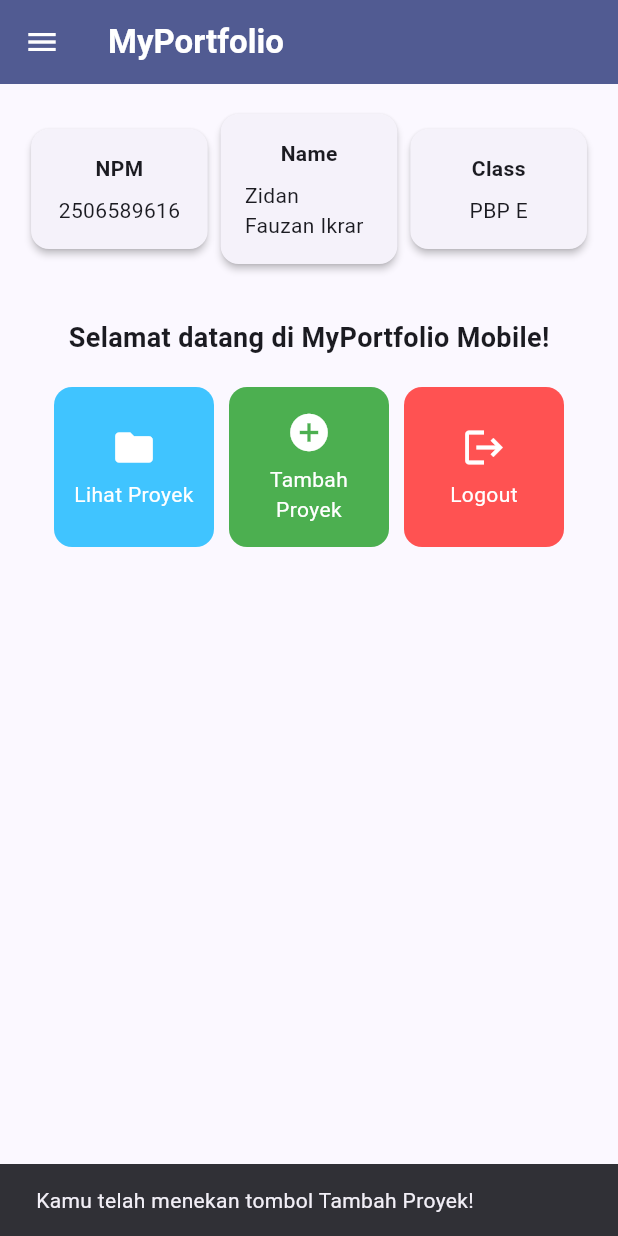
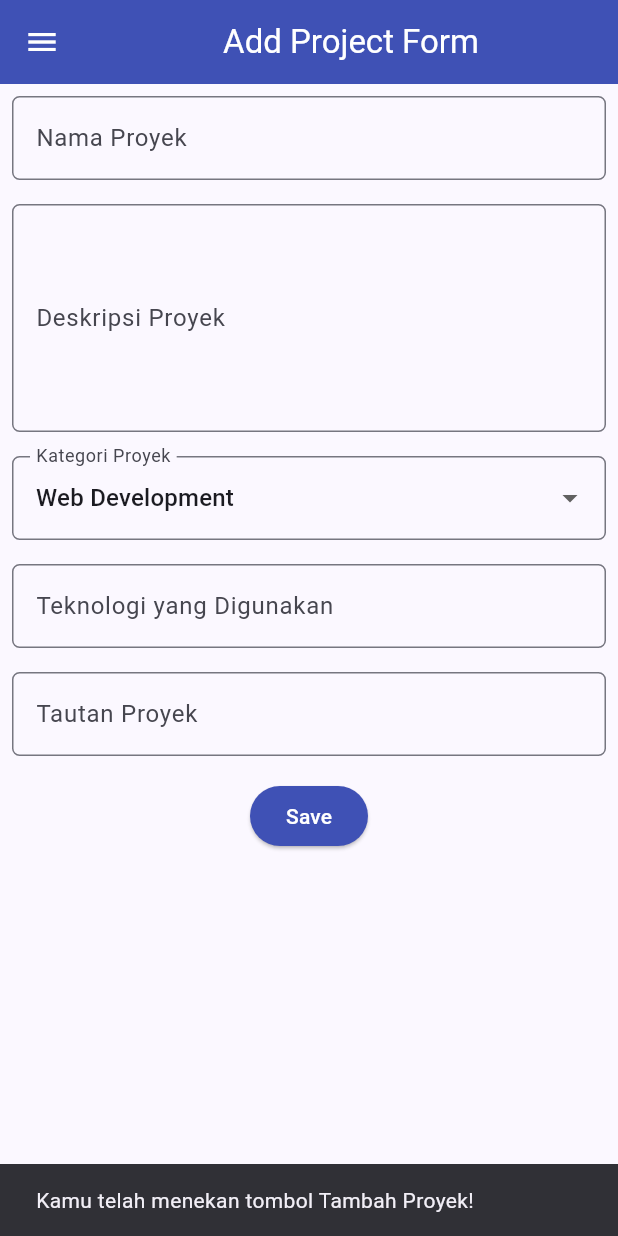
Before and after one commit to zidanfauzanikrar/myportofolio_mobile, a Flutter app: the LeftDrawer widget shown alone on an empty page, opened directly, after a tap on "Home", after a tap on "Tambah Proyek", on a phone screen of 412 x 824 dp. Run offline on Flutter 3.47's test engine with Material 3 defaults, Android fonts, the phone set to English and light mode, and no system bars; our stand-ins replace material_ui.

Commit message:
feat: Added form and input elements

```diff
--- a/myportofolio_mobile/lib/main.dart
+++ b/myportofolio_mobile/lib/main.dart
@@ -1,4 +1,4 @@
-import 'package:flutter/material.dart';
+import 'package:material_ui/material_ui.dart';
 import 'package:myportofolio_mobile/menu.dart';
 
 void main() {
--- a/myportofolio_mobile/lib/menu.dart
+++ b/myportofolio_mobile/lib/menu.dart
@@ -1,4 +1,5 @@
-import 'package:flutter/material.dart';
+import 'package:material_ui/material_ui.dart';
+import 'package:myportofolio_mobile/project_form.dart';
 import 'package:myportofolio_mobile/widgets/left_drawer.dart';
 
 class MyHomePage extends StatelessWidget {
@@ -147,6 +148,12 @@ class ItemCard extends StatelessWidget {
             ..showSnackBar(
               SnackBar(content: Text("Kamu telah menekan tombol ${item.name}!"))
             );
+          if (item.name == "Tambah Proyek") {
+            Navigator.push(
+              context,
+              MaterialPageRoute(builder: (context) => const ProjectFormPage()),
+            );
+          }
         },
         child: Container(
           padding: const EdgeInsets.all(8),
--- /dev/null
+++ b/myportofolio_mobile/lib/project_form.dart
@@ -0,0 +1,233 @@
+import 'package:material_ui/material_ui.dart';
+import 'package:myportofolio_mobile/widgets/left_drawer.dart';
+
+class ProjectFormPage extends StatefulWidget {
+  const ProjectFormPage({super.key});
+
+  @override
+  State<ProjectFormPage> createState() => _ProjectFormPageState();
+}
+
+class _ProjectFormPageState extends State<ProjectFormPage> {
+  final _formKey = GlobalKey<FormState>();
+
+  static const List<String> _categories = [
+    'Web Development',
+    'Mobile Development',
+    'Machine Learning',
+    'Data Science',
+    'Other',
+  ];
+
+  String _projectName = "";
+  String _description = "";
+  String _category = _categories.first; // default
+  String _technologies = "";
+  String _projectLink = "";
+
+  // Mengosongkan form sekaligus variabel penampungnya
+  void _resetForm() {
+    _formKey.currentState!.reset();
+    setState(() {
+      _projectName = "";
+      _description = "";
+      _category = _categories.first;
+      _technologies = "";
+      _projectLink = "";
+    });
+  }
+
+  @override
+  Widget build(BuildContext context) {
+    return Scaffold(
+      appBar: AppBar(
+        title: const Center(
+          child: Text(
+            'Add Project Form',
+          ),
+        ),
+        backgroundColor: Colors.indigo,
+        foregroundColor: Colors.white,
+      ),
+      drawer: const LeftDrawer(),
+      body: Form(
+        key: _formKey,
+        child: SingleChildScrollView(
+          child: Column(
+            crossAxisAlignment: CrossAxisAlignment.start,
+            children: [
+              // === Project Name ===
+              Padding(
+                padding: const EdgeInsets.all(8.0),
+                child: TextFormField(
+                  decoration: InputDecoration(
+                    hintText: "Nama Proyek",
+                    labelText: "Nama Proyek",
+                    border: OutlineInputBorder(
+                      borderRadius: BorderRadius.circular(5.0),
+                    ),
+                  ),
+                  onChanged: (String value) {
+                    setState(() {
+                      _projectName = value;
+                    });
+                  },
+                  validator: (String? value) {
+                    if (value == null || value.trim().isEmpty) {
+                      return "Nama proyek tidak boleh kosong!";
+                    }
+                    return null;
+                  },
+                ),
+              ),
+
+              // === Description ===
+              Padding(
+                padding: const EdgeInsets.all(8.0),
+                child: TextFormField(
+                  maxLines: 5,
+                  decoration: InputDecoration(
+                    hintText: "Deskripsi Proyek",
+                    labelText: "Deskripsi Proyek",
+                    border: OutlineInputBorder(
+                      borderRadius: BorderRadius.circular(5.0),
+                    ),
+                  ),
+                  onChanged: (String value) {
+                    setState(() {
+                      _description = value;
+                    });
+                  },
+                  validator: (String? value) {
+                    if (value == null || value.trim().isEmpty) {
+                      return "Deskripsi proyek tidak boleh kosong!";
+                    }
+                    return null;
+                  },
+                ),
+              ),
+
+              // === Category ===
+              Padding(
+                padding: const EdgeInsets.all(8.0),
+                child: DropdownButtonFormField<String>(
+                  decoration: InputDecoration(
+                    labelText: "Kategori Proyek",
+                    border: OutlineInputBorder(
+                      borderRadius: BorderRadius.circular(5.0),
+                    ),
+                  ),
+                  initialValue: _categories.first,
+                  items: _categories
+                      .map((category) => DropdownMenuItem(
+                            value: category,
+                            child: Text(category),
+                          ))
+                      .toList(),
+                  onChanged: (String? newValue) {
+                    setState(() {
+                      _category = newValue!;
+                    });
+                  },
+                ),
+              ),
+
+              // === Technologies ===
+              Padding(
+                padding: const EdgeInsets.all(8.0),
+                child: TextFormField(
+                  decoration: InputDecoration(
+                    hintText: "Contoh: Flutter, Django, Figma",
+                    labelText: "Teknologi yang Digunakan",
+                    border: OutlineInputBorder(
+                      borderRadius: BorderRadius.circular(5.0),
+                    ),
+                  ),
+                  onChanged: (String value) {
+                    setState(() {
+                      _technologies = value;
+                    });
+                  },
+                ),
+              ),
+
+              // === Project Link ===
+              Padding(
+                padding: const EdgeInsets.all(8.0),
+                child: TextFormField(
+                  decoration: InputDecoration(
+                    hintText: "URL Proyek (opsional)",
+                    labelText: "Tautan Proyek",
+                    border: OutlineInputBorder(
+                      borderRadius: BorderRadius.circular(5.0),
+                    ),
+                  ),
+                  onChanged: (String value) {
+                    setState(() {
+                      _projectLink = value;
+                    });
+                  },
+                ),
+              ),
+
+              // === Tombol Simpan ===
+              Align(
+                alignment: Alignment.bottomCenter,
+                child: Padding(
+                  padding: const EdgeInsets.all(8.0),
+                  child: ElevatedButton(
+                    style: ButtonStyle(
+                      backgroundColor:
+                          WidgetStateProperty.all(Colors.indigo),
+                    ),
+                    onPressed: () {
+                      if (_formKey.currentState!.validate()) {
+                        showDialog(
+                          context: context,
+                          builder: (context) {
+                            return AlertDialog(
+                              title: const Text('Proyek berhasil ditambahkan!'),
+                              content: SingleChildScrollView(
+                                child: Column(
+                                  crossAxisAlignment: CrossAxisAlignment.start,
+                                  children: [
+                                    Text('Nama: $_projectName'),
+                                    Text('Deskripsi: $_description'),
+                                    Text('Kategori: $_category'),
+                                    Text(
+                                      'Teknologi: ${_technologies.isEmpty ? '-' : _technologies}',
+                                    ),
+                                    Text(
+                                      'Tautan: ${_projectLink.isEmpty ? '-' : _projectLink}',
+                                    ),
+                                  ],
+                                ),
+                              ),
+                              actions: [
+                                TextButton(
+                                  child: const Text('OK'),
+                                  onPressed: () {
+                                    Navigator.pop(context);
+                                    _resetForm();
+                                  },
+                                ),
+                              ],
+                            );
+                          },
+                        );
+                      }
+                    },
+                    child: const Text(
+                      "Save",
+                      style: TextStyle(color: Colors.white),
+                    ),
+                  ),
+                ),
+              ),
+            ],
+          ),
+        ),
+      ),
+    );
+  }
+}
--- a/myportofolio_mobile/pubspec.yaml
+++ b/myportofolio_mobile/pubspec.yaml
@@ -34,6 +34,7 @@ dependencies:
   # The following adds the Cupertino Icons font to your application.
   # Use with the CupertinoIcons class for iOS style icons.
   cupertino_icons: ^1.0.8
+  material_ui: ^1.11.1
 
 dev_dependencies:
   flutter_test:
```
Also changed, not shown: myportofolio_mobile/lib/widgets/left_drawer.dart (+7 -3 lines), myportofolio_mobile/pubspec.lock.
